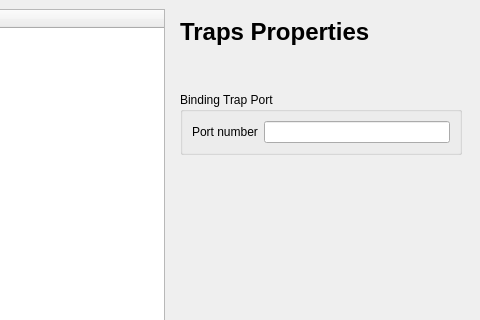
verrio/snmpb, file app/preferences.ui: the form before one commit; both pictures show x 100 to 580 and y 0 to 320 of the 580 by 425 pixel window.
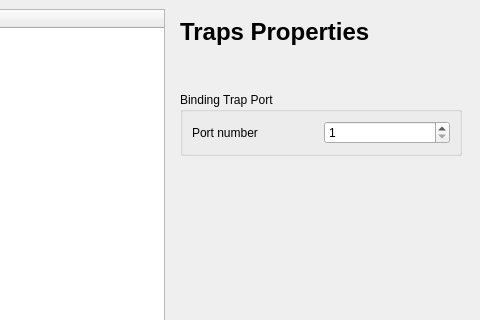
The form after the commit. The open tabs and pages were chosen to show the change. Icons and pictures are not drawn.

Commit message: Implemented som preferences persistence

Diff of the .ui file:
```diff
--- a/app/preferences.ui
+++ b/app/preferences.ui
@@ -174,7 +174,7 @@
         </spacer>
        </item>
        <item row="2" column="0" >
-        <widget class="QGroupBox" name="TrapPort" >
+        <widget class="QGroupBox" name="BindingTrapPort" >
          <property name="title" >
           <string>Binding Trap Port</string>
          </property>
@@ -185,35 +185,29 @@
           <property name="spacing" >
            <number>6</number>
           </property>
-          <item row="0" column="0" >
-           <widget class="QLabel" name="TrapPortNumberL" >
-            <property name="text" >
-             <string>Port number</string>
-            </property>
-           </widget>
-          </item>
           <item row="0" column="1" >
-           <widget class="QLineEdit" name="TrapPortNumber" />
+           <widget class="QSpinBox" name="TrapPort" >
+            <property name="maximum" >
+             <number>65535</number>
+            </property>
+            <property name="minimum" >
+             <number>1</number>
+            </property>
+            <property name="value" >
+             <number>1</number>
+            </property>
+           </widget>
+          </item>
+          <item row="0" column="0" >
+           <widget class="QLabel" name="TrapPortL" >
+            <property name="text" >
+             <string>Port number</string>
+            </property>
+           </widget>
           </item>
          </layout>
         </widget>
        </item>
-       <item row="1" column="0" >
-        <spacer>
-         <property name="orientation" >
-          <enum>Qt::Vertical</enum>
-         </property>
-         <property name="sizeType" >
-          <enum>QSizePolicy::Fixed</enum>
-         </property>
-         <property name="sizeHint" >
-          <size>
-           <width>20</width>
-           <height>40</height>
-          </size>
-         </property>
-        </spacer>
-       </item>
        <item row="0" column="0" >
         <widget class="QLabel" name="TrapsPropsL" >
          <property name="text" >
@@ -224,6 +218,22 @@
          </property>
         </widget>
        </item>
+       <item row="1" column="0" >
+        <spacer>
+         <property name="orientation" >
+          <enum>Qt::Vertical</enum>
+         </property>
+         <property name="sizeType" >
+          <enum>QSizePolicy::Fixed</enum>
+         </property>
+         <property name="sizeHint" >
+          <size>
+           <width>20</width>
+           <height>40</height>
+          </size>
+         </property>
+        </spacer>
+       </item>
       </layout>
      </widget>
     </widget>
```
Left out of the diff: 69 changed lines with no effect on the pictures. The commit also changes 5 other files.
